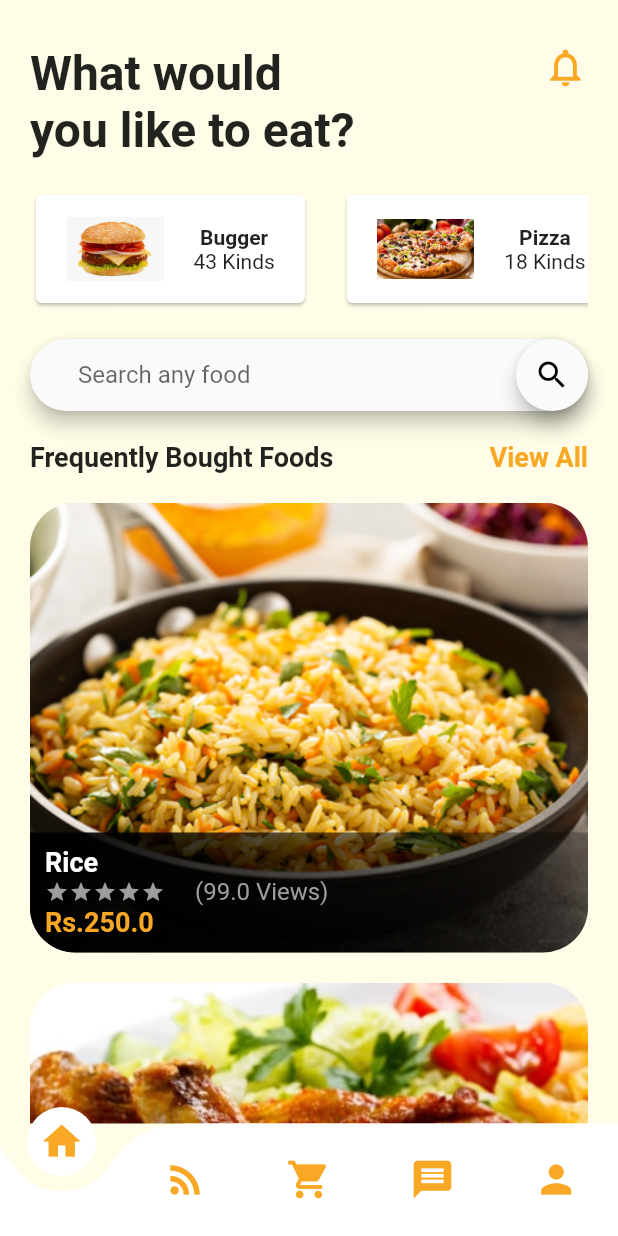
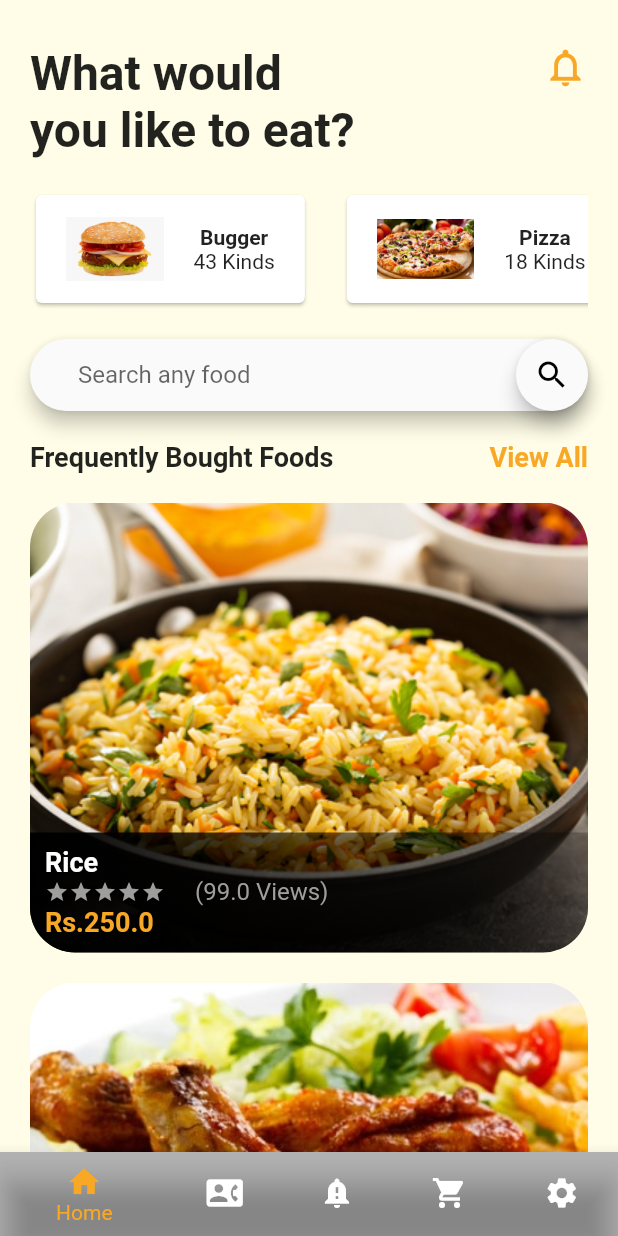
Before and after one commit to GayanPerera95/Food-Delivery-App, a Flutter app: the screen it shows after launch, on a phone screen of 412 x 824 dp. Run offline on Flutter 3.47's test engine with Material 2 defaults, Android fonts, the phone set to English and light mode, and no system bars; drawn by our look-alikes of curved_navigation_bar.

Commit message:
Navigation Finish Page route

```diff
--- a/lib/Screens/DashBoard/home_screen.dart
+++ b/lib/Screens/DashBoard/home_screen.dart
@@ -1,9 +1,4 @@
 import 'package:flutter/material.dart';
-import 'package:curved_navigation_bar/curved_navigation_bar.dart';
-import 'package:food_delivery/Screens/DashBoard/account.dart';
-import 'package:food_delivery/Screens/DashBoard/cart.dart';
-import 'package:food_delivery/Screens/DashBoard/chat.dart';
-import 'package:food_delivery/Screens/DashBoard/feed.dart';
 import 'package:food_delivery/Screens/Data/food_data.dart';
 import 'package:food_delivery/Screens/Widgets/bought_foods.dart';
 import 'package:food_delivery/Screens/Widgets/food_category.dart';
@@ -22,6 +17,7 @@ class _HomeScreenState extends State<HomeScreen> {
   @override
   Widget build(BuildContext context) {
     return Scaffold(
+      backgroundColor: kPrimaryLightColor,
       body: ListView(
         padding: EdgeInsets.only(top: 30.0, left: 20.0, right: 20.0),
         children: <Widget>[
@@ -62,46 +58,7 @@ class _HomeScreenState extends State<HomeScreen> {
         ],
       ),
 
-      backgroundColor: kPrimaryLightColor,
-      bottomNavigationBar: CurvedNavigationBar(
-        //index: selectedIndex,
-        items: [
-          Icon(
-            Icons.home,
-            size: 30,
-            color: kPromaryColour,
-          ),
-          Icon(
-            Icons.rss_feed,
-            size: 30,
-            color: kPromaryColour,
-          ),
-          Icon(
-            Icons.shopping_cart,
-            size: 30,
-            color: kPromaryColour,
-          ),
-          Icon(
-            Icons.message,
-            size: 30,
-            color: kPromaryColour,
-          ),
-          Icon(
-            Icons.person,
-            size: 30,
-            color: kPromaryColour,
-          )
-        ],
-        backgroundColor: kPrimaryLightColor,
-        onTap: (index) {
-          // setState(() {
-          //   selectedIndex = index;
-          // }
-          //);
-        },
-        // animationCurve: Curves.easeInBack,
-      ),
-      // body: screen[selectedIndex]
+
     );
   }
 
@@ -109,15 +66,13 @@ class _HomeScreenState extends State<HomeScreen> {
     return Container(
       margin: EdgeInsets.only(bottom: 20.0),
       child: BoughtFoods(
-        id: food.id,
-        name : food.name,
-        imagePath: food.imagePath,
-        category: food.category,
-        price: food.price,
-        discount: food.discount,
-        ratings: food.ratings
-      ),
-
+          id: food.id,
+          name: food.name,
+          imagePath: food.imagePath,
+          category: food.category,
+          price: food.price,
+          discount: food.discount,
+          ratings: food.ratings),
     );
   }
 }
--- a/lib/main.dart
+++ b/lib/main.dart
@@ -1,6 +1,10 @@
 import 'package:flutter/material.dart';
+import 'package:food_delivery/Screens/DashBoard/cart_screen.dart';
+import 'package:food_delivery/Screens/DashBoard/contact_screen.dart';
 import 'package:food_delivery/Screens/DashBoard/home_screen.dart';
-import 'package:food_delivery/Screens/Welcome/welcome_screen.dart';
+import 'package:food_delivery/Screens/DashBoard/notification_screen.dart';
+import 'package:food_delivery/Screens/DashBoard/setting_screen.dart';
+import 'package:food_delivery/constants.dart';
 
 void main() {
   runApp(MyApp());
@@ -13,7 +17,78 @@ class MyApp extends StatelessWidget {
     return MaterialApp(
 
         title: 'Flutter Demo', theme: ThemeData(),
-        home: HomeScreen()
+        home: _MyBottomNavigationBarState()
         );
   }
 }
+
+class _MyBottomNavigationBarState extends StatefulWidget {
+  const _MyBottomNavigationBarState({ key }) : super(key: key);
+
+  @override
+  __MyBottomNavigationBarStateState createState() => __MyBottomNavigationBarStateState();
+}
+
+class __MyBottomNavigationBarStateState extends State<_MyBottomNavigationBarState> {
+
+int _currentIndex = 0;
+final List<Widget> _children = [
+  HomeScreen(),
+  ContactScreen(),
+  NotificationScreen(),
+  CartScreen(),
+  SettingScreen()
+
+
+];
+
+void onTappedBar(int index){
+  setState(() {
+    _currentIndex = index;
+  });
+}
+
+
+  @override
+  Widget build(BuildContext context) {
+    return new Scaffold(
+      body: _children [_currentIndex],
+      bottomNavigationBar: BottomNavigationBar(
+        onTap: onTappedBar,
+        currentIndex: _currentIndex,
+        selectedItemColor: kPromaryColour,
+
+        items: [
+
+            BottomNavigationBarItem(
+            icon: new Icon(Icons.home),
+            title: new Text("Home"),
+            backgroundColor: Colors.black26
+            ),
+            BottomNavigationBarItem(
+            icon: new Icon(Icons.contact_phone),
+            title: new Text("Contact"),
+            backgroundColor: Colors.black26
+            ),
+            BottomNavigationBarItem(
+            icon: new Icon(Icons.notification_important),
+            title: new Text("Notification"),
+            backgroundColor: Colors.black26
+            ),
+            BottomNavigationBarItem(
+            icon: new Icon(Icons.shopping_cart),
+            title: new Text("Cart"),
+            backgroundColor: Colors.black26
+            ),
+            BottomNavigationBarItem(
+            icon: new Icon(Icons.settings),
+            title: new Text("Setting"),
+            backgroundColor: Colors.black26
+            )
+
+        ]
+        ),
+
+    );
+  }
+}
```
Also changed, not shown: lib/Screens/DashBoard/account.dart (deleted, +0 -15 lines), lib/Screens/DashBoard/cart_screen.dart (renamed from lib/Screens/DashBoard/cart.dart, +8 -1 lines), lib/Screens/DashBoard/chat.dart (deleted, +0 -15 lines), lib/Screens/DashBoard/contact_screen.dart (added, +23 -0 lines), lib/Screens/DashBoard/feed.dart (deleted, +0 -15 lines), lib/Screens/DashBoard/notification_screen.dart (added, +22 -0 lines), lib/Screens/DashBoard/setting_screen.dart (added, +22 -0 lines), assets/images/Ariane.jpg (added).
